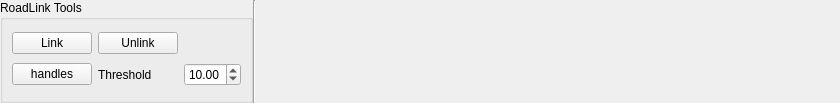
Above: src/OpenCOVER/DrivingSim/oddlot/src/gui/tools/RoadLinkRibbon.ui from hlrs-vis/covise before the change. Below: the same form after it.
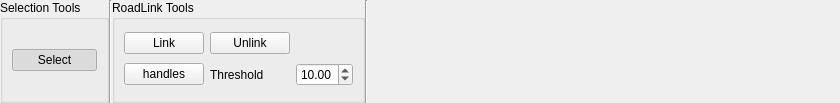
That is the form after the change.

Commit message: selection tool changed, move several signals and objects

The edit to the form file:
```diff
--- a/src/OpenCOVER/DrivingSim/oddlot/src/gui/tools/RoadLinkRibbon.ui
+++ b/src/OpenCOVER/DrivingSim/oddlot/src/gui/tools/RoadLinkRibbon.ui
@@ -35,6 +35,35 @@
    <property name="bottomMargin">
     <number>0</number>
    </property>
+   <item>
+    <widget class="QGroupBox" name="selectionBox">
+     <property name="title">
+      <string>Selection Tools</string>
+     </property>
+     <layout class="QGridLayout" name="gridLayout_6">
+      <item row="1" column="0">
+       <widget class="QPushButton" name="select">
+        <property name="text">
+         <string>Select</string>
+        </property>
+        <property name="checkable">
+         <bool>true</bool>
+        </property>
+        <property name="checked">
+         <bool>true</bool>
+        </property>
+       </widget>
+      </item>
+     </layout>
+    </widget>
+   </item>
+   <item>
+    <widget class="Line" name="line_rl_2">
+     <property name="orientation">
+      <enum>Qt::Vertical</enum>
+     </property>
+    </widget>
+   </item>
    <item>
     <widget class="QGroupBox" name="roadLinkBox">
      <property name="title">
```
The commit also changes 51 other files.
